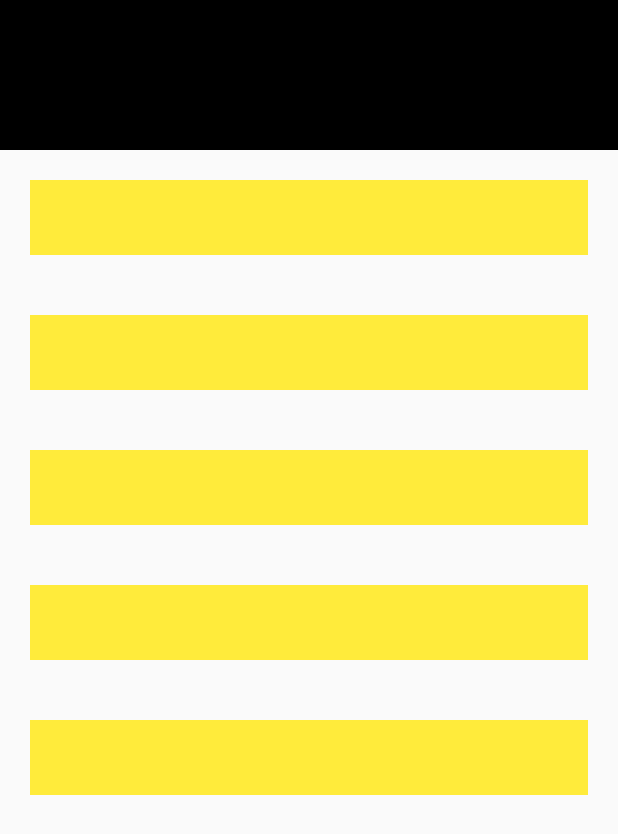
After one commit to eoeefosa/bloc-documentation-flutter, a Flutter app: the AcontainerQuiz screen opened directly, on a phone screen of 412 x 824 dp. The commit adds this screen. Shown: the top 834 px of the screen. Run offline on Flutter 3.47's test engine with Material 2 defaults, Android fonts, the phone set to English and light mode, and no system bars; our stand-ins replace bloc, equatable, flutter_bloc.

Commit message:
updated container quiz

```diff
--- /dev/null
+++ b/lib/acontainerplay/app.dart
@@ -0,0 +1,62 @@
+import 'package:flutter/material.dart';
+import 'package:flutter_bloc/flutter_bloc.dart';
+
+import 'bloc/acontainerbloc.dart';
+
+class AcontainerQuiz extends StatelessWidget {
+  const AcontainerQuiz({super.key});
+
+  @override
+  Widget build(BuildContext context) {
+    int correctindex = 2;
+    return Scaffold(
+      body: BlocBuilder<ContainerBloc, int?>(builder: (context, stateindex) {
+        return ListView(
+          children: [
+            Container(
+              padding: const EdgeInsets.all(20),
+              color: Colors.black,
+              height: 100,
+              width: 200,
+            ),
+            ...List.generate(
+              5,
+              (index) => InkWell(
+                onTap: () {
+                  context
+                      .read<ContainerBloc>()
+                      .add(Optionclicked(selectedoption: index));
+                },
+                child: Padding(
+                  padding: const EdgeInsets.all(20),
+                  child: Container(
+                    padding: const EdgeInsets.all(20),
+                    color: stateindex != null
+                        ? (stateindex == correctindex
+                            ? Colors.green
+                            : (index == correctindex
+                                ? Colors.green
+                                : Colors.red))
+                        : Colors.yellow,
+                    height: 50,
+                    width: 200,
+                  ),
+                ),
+              ),
+            )
+          ],
+        );
+      }),
+    );
+  }
+
+  Color colorselected(int? value) {
+    if (value == 1) {
+      return Colors.green;
+    } else if (value == null) {
+      return Colors.blue;
+    } else {
+      return Colors.red;
+    }
+  }
+}
--- /dev/null
+++ b/lib/acontainerplay/bloc/acontainerbloc.dart
@@ -0,0 +1,23 @@
+import 'package:flutter/material.dart';
+import 'package:flutter_bloc/flutter_bloc.dart';
+
+part 'acontainerevent.dart';
+
+part 'acontainerstate.dart';
+
+class ContainerBloc extends Bloc<ContainerEvent, int?> {
+  int correctoption = 1;
+
+  ContainerBloc() : super(null) {
+    on<Optionclicked>((event, emit) => emit(event.selectedoption),);
+  }
+
+}
+
+
+sealed class ContainerEvent {}
+
+final class Optionclicked extends ContainerEvent {
+  final int? selectedoption;
+  Optionclicked({required this.selectedoption});
+}
--- /dev/null
+++ b/lib/acontainerplay/bloc/acontainerevent.dart
@@ -0,0 +1 @@
+part of 'acontainerbloc.dart';
--- a/pubspec.yaml
+++ b/pubspec.yaml
@@ -15,13 +15,14 @@ dependencies:
   flutter:
     sdk: flutter
   flutter_bloc: ^8.1.3
+  rxdart: ^0.27.7
 
 dev_dependencies:
+  bloc_test: ^9.1.3
   flutter_lints: ^2.0.0
-  mocktail: ^0.3.0
-  bloc_test: ^9.1.3
   flutter_test:
     sdk: flutter
+  mocktail: ^0.3.0
 
 flutter:
   uses-material-design: true
```
Also changed, not shown: lib/acontainerplay/bloc/acontainerstate.dart (added, +23 -0 lines), lib/architectlflutterproject/app.dart (added, +10 -0 lines), lib/architectlflutterproject/src/models/item_model.dart (added, +91 -0 lines), lib/main.dart (+6 -3 lines), lib/optionselector/bloc/option_bloc.dart (added, +22 -0 lines), lib/optionselector/bloc/option_event.dart (added, +11 -0 lines), lib/optionselector/bloc/option_state.dart (added, +19 -0 lines), lib/timer/bloc/timer_bloc.dart (added, +51 -0 lines), lib/timer/bloc/timer_event.dart (added, +27 -0 lines), lib/timer/bloc/timer_state.dart (added, +26 -0 lines), lib/timer/ticker.dart (added, +7 -0 lines), lib/optionselector/view/optionselectorpage.dart (added), lib/timer/view/timer_page.dart (added), pubspec.lock.
